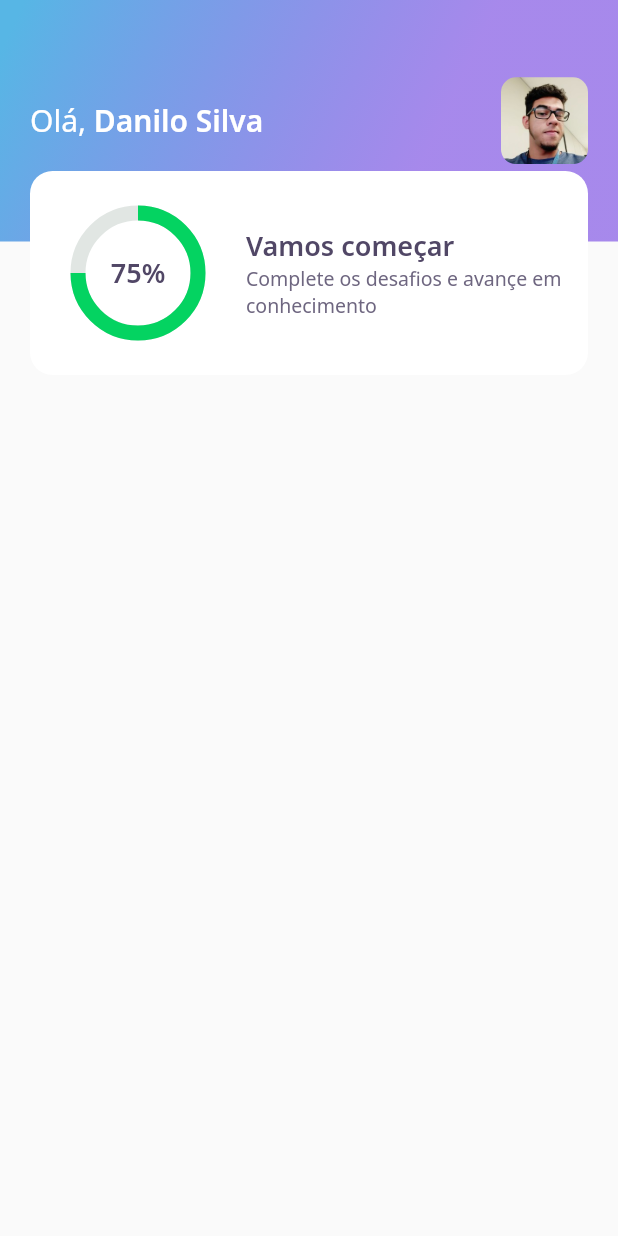
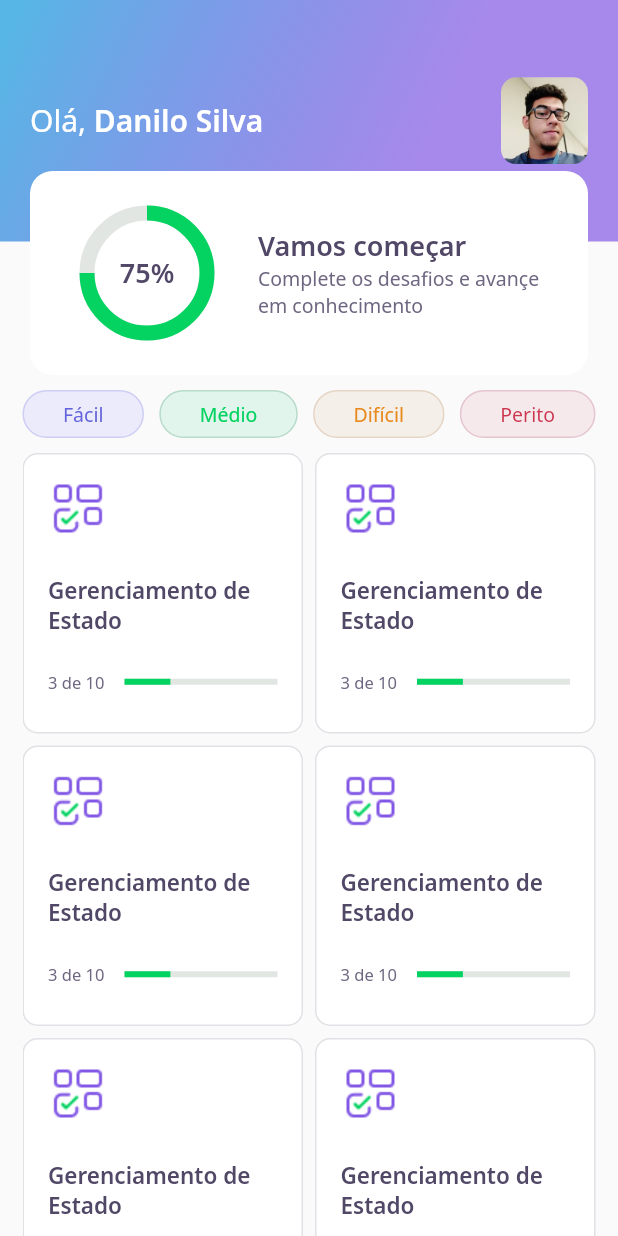
Before and after one commit to DanSilva41/dev_quiz, a Flutter app: the screen it shows after launch, on a phone screen of 412 x 824 dp. Run offline on Flutter 3.47's test engine with Material 2 defaults, Android fonts, the phone set to English and light mode, and no system bars; our stand-ins replace google_fonts.

Commit message:
Implementando QuizCards

```diff
--- a/lib/core/app_widget.dart
+++ b/lib/core/app_widget.dart
@@ -1,5 +1,4 @@
 import 'package:dev_quiz/home/home_page.dart';
-import 'package:dev_quiz/splash/splash_page.dart';
 import 'package:flutter/material.dart';
 
 class AppWidget extends StatelessWidget {
--- a/lib/home/home_page.dart
+++ b/lib/home/home_page.dart
@@ -1,4 +1,6 @@
 import 'package:dev_quiz/home/widgets/app_bar/app_bar_widget.dart';
+import 'package:dev_quiz/home/widgets/level_button/level_button_widget.dart';
+import 'package:dev_quiz/home/widgets/quiz_card/quiz_card_widget.dart';
 import 'package:flutter/material.dart';
 
 class HomePage extends StatefulWidget {
@@ -12,7 +14,43 @@ class _HomePageState extends State<HomePage> {
   @override
   Widget build(BuildContext context) {
     return Scaffold(
-      appBar: AppBarWidget(),
-    );
+        appBar: AppBarWidget(),
+        body: Padding(
+            padding: const EdgeInsets.symmetric(horizontal: 15),
+            child: Column(
+              children: [
+                SizedBox(
+                  height: 10,
+                ),
+                Row(
+                  mainAxisAlignment: MainAxisAlignment.spaceBetween,
+                  children: [
+                    LevelButtonWidget.facil(),
+                    LevelButtonWidget.medio(),
+                    LevelButtonWidget.dificil(),
+                    LevelButtonWidget.perito(),
+                  ],
+                ),
+                SizedBox(
+                  height: 10,
+                ),
+                Expanded(
+                  child: GridView.count(
+                    crossAxisCount: 2,
+                    crossAxisSpacing: 8,
+                    mainAxisSpacing: 8,
+                    children: [
+                      QuizCardWidget(),
+                      QuizCardWidget(),
+                      QuizCardWidget(),
+                      QuizCardWidget(),
+                      QuizCardWidget(),
+                      QuizCardWidget(),
+                      QuizCardWidget(),
+                    ],
+                  ),
+                )
+              ],
+            )));
   }
 }
--- /dev/null
+++ b/lib/home/widgets/level_button/level_button_widget.dart
@@ -0,0 +1,47 @@
+import 'package:dev_quiz/core/core.dart';
+import 'package:flutter/material.dart';
+import 'package:google_fonts/google_fonts.dart';
+
+class LevelButtonWidget extends StatelessWidget {
+  final String label;
+  final Color color;
+  final Color borderColor;
+  final Color fontColor;
+
+  LevelButtonWidget.facil()
+      : this.label = "Fácil",
+        this.color = AppColors.levelButtonFacil,
+        this.fontColor = AppColors.levelButtonTextFacil,
+        this.borderColor = AppColors.levelButtonBorderFacil;
+  LevelButtonWidget.medio()
+      : this.label = "Médio",
+        this.color = AppColors.levelButtonMedio,
+        this.fontColor = AppColors.levelButtonTextMedio,
+        this.borderColor = AppColors.levelButtonBorderMedio;
+  LevelButtonWidget.dificil()
+      : this.label = "Difícil",
+        this.color = AppColors.levelButtonDificil,
+        this.fontColor = AppColors.levelButtonTextDificil,
+        this.borderColor = AppColors.levelButtonBorderDificil;
+  LevelButtonWidget.perito()
+      : this.label = "Perito",
+        this.color = AppColors.levelButtonPerito,
+        this.fontColor = AppColors.levelButtonTextPerito,
+        this.borderColor = AppColors.levelButtonBorderPerito;
+
+  @override
+  Widget build(BuildContext context) {
+    return Container(
+      decoration: BoxDecoration(
+        color: this.color,
+        border: Border.fromBorderSide(BorderSide(color: this.borderColor)),
+        borderRadius: BorderRadius.circular(28),
+      ),
+      child: Padding(
+        padding: const EdgeInsets.symmetric(horizontal: 26, vertical: 6),
+        child: Text(this.label,
+            style: GoogleFonts.notoSans(color: this.fontColor, fontSize: 13)),
+      ),
+    );
+  }
+}
--- /dev/null
+++ b/lib/home/widgets/quiz_card/quiz_card_widget.dart
@@ -0,0 +1,38 @@
+import 'package:dev_quiz/core/core.dart';
+import 'package:flutter/material.dart';
+
+class QuizCardWidget extends StatelessWidget {
+  const QuizCardWidget({Key key}) : super(key: key);
+
+  @override
+  Widget build(BuildContext context) {
+    return Container(
+      padding: const EdgeInsets.all(16),
+      decoration: BoxDecoration(
+          border: Border.fromBorderSide(BorderSide(color: AppColors.border)),
+          color: AppColors.white,
+          borderRadius: BorderRadius.circular(10)),
+      child: Column(crossAxisAlignment: CrossAxisAlignment.start, children: [
+        Container(height: 40, width: 40, child: Image.asset(AppImages.blocks)),
+        SizedBox(height: 24),
+        Text("Gerenciamento de Estado", style: AppTextStyles.heading15),
+        SizedBox(height: 24),
+        Row(
+          children: [
+            Expanded(
+                flex: 1, child: Text("3 de 10", style: AppTextStyles.body11)),
+            Expanded(
+              flex: 2,
+              child: LinearProgressIndicator(
+                value: .3,
+                backgroundColor: AppColors.chartSecondary,
+                valueColor:
+                    AlwaysStoppedAnimation<Color>(AppColors.chartPrimary),
+              ),
+            )
+          ],
+        )
+      ]),
+    );
+  }
+}
--- a/lib/home/widgets/score_card/score_card_widget.dart
+++ b/lib/home/widgets/score_card/score_card_widget.dart
@@ -13,14 +13,12 @@ class ScoreCardWidget extends StatelessWidget {
         height: 136,
         decoration: BoxDecoration(
             color: AppColors.white, borderRadius: BorderRadius.circular(15)),
+        child: Padding(
+          padding: const EdgeInsets.symmetric(horizontal: 24),
           child: Row(
             crossAxisAlignment: CrossAxisAlignment.center,
             children: [
-            Expanded(
-                flex: 1,
-                child: Padding(
-                    padding: const EdgeInsets.only(left: 20),
-                    child: ChartWidget())),
+              Expanded(flex: 1, child: ChartWidget()),
               Expanded(
                   flex: 2,
                   child: Padding(
@@ -39,6 +37,7 @@ class ScoreCardWidget extends StatelessWidget {
             ],
           ),
         ),
+      ),
     );
   }
 }
```
Lines whose indentation alone changed are shown as unchanged.
